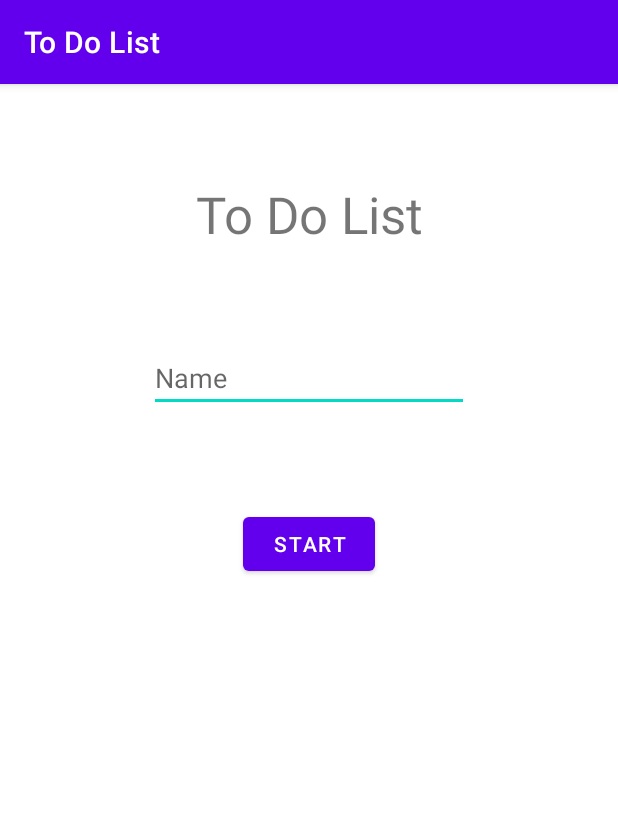
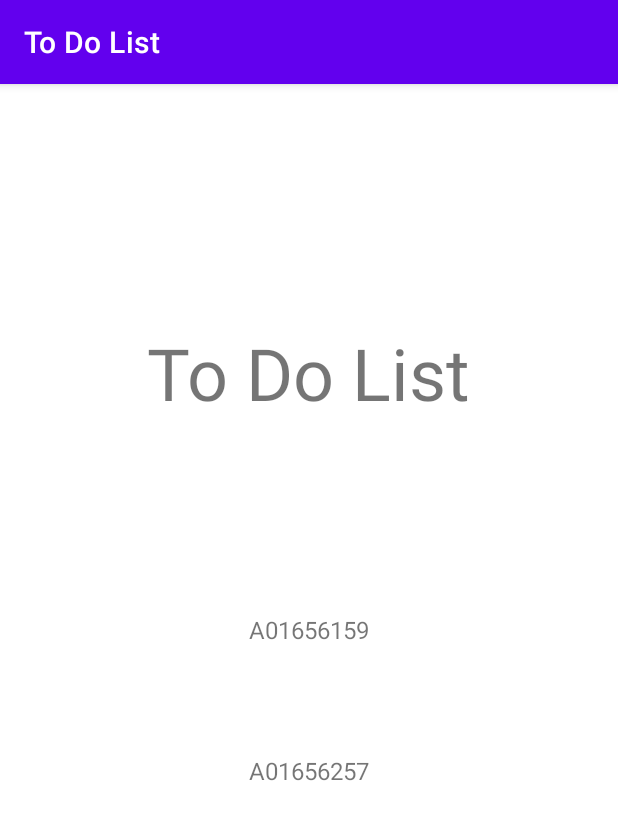
Before and after one commit to KevinTMtz/ToDoList, an Android app: the first screen one second after launch (MainActivity), on a phone screen of 412 x 824 dp. Shown: the top 820 px of the screen. Run offline under Robolectric (Android 15) with nearby library versions, the phone set to English and light mode, and no system bars.

Commit message:
Add splash screen and listener to recycler view

```diff
--- /dev/null
+++ b/app/src/main/java/com/example/todolist/SplashScreenFragment.kt
@@ -0,0 +1,32 @@
+package com.example.todolist
+
+import android.os.Bundle
+import android.os.Handler
+import android.os.Looper
+import androidx.fragment.app.Fragment
+import android.view.LayoutInflater
+import android.view.View
+import android.view.ViewGroup
+import androidx.navigation.fragment.findNavController
+
+class SplashScreenFragment : Fragment() {
+
+    override fun onCreate(savedInstanceState: Bundle?) {
+
+        super.onCreate(savedInstanceState)
+    }
+
+    override fun onCreateView(
+        inflater: LayoutInflater, container: ViewGroup?,
+        savedInstanceState: Bundle?
+    ): View? {
+        val view = inflater.inflate(R.layout.fragment_splash_screen, container, false)
+
+        Handler(Looper.myLooper()!!).postDelayed({
+            findNavController().navigate(R.id.action_splashScreenFragment_to_startFragment)
+        }, 3000)
+        return view
+    }
+
+
+}
--- /dev/null
+++ b/app/src/main/res/layout/fragment_splash_screen.xml
@@ -0,0 +1,45 @@
+<?xml version="1.0" encoding="utf-8"?>
+<androidx.constraintlayout.widget.ConstraintLayout xmlns:android="http://schemas.android.com/apk/res/android"
+    xmlns:app="http://schemas.android.com/apk/res-auto"
+    xmlns:tools="http://schemas.android.com/tools"
+    android:id="@+id/frameLayout"
+    android:layout_width="match_parent"
+    android:layout_height="match_parent"
+    tools:context=".SplashScreenFragment">
+
+    <TextView
+        android:id="@+id/text_view_app_title"
+        android:layout_width="wrap_content"
+        android:layout_height="wrap_content"
+        android:layout_marginTop="160dp"
+        android:text="To Do List"
+        android:textSize="48dp"
+        app:layout_constraintEnd_toEndOf="parent"
+        app:layout_constraintHorizontal_bias="0.498"
+        app:layout_constraintStart_toStartOf="parent"
+        app:layout_constraintTop_toTopOf="parent" />
+
+    <TextView
+        android:id="@+id/text_view_a01656159"
+        android:layout_width="wrap_content"
+        android:layout_height="wrap_content"
+        android:layout_marginTop="128dp"
+        android:text="A01656159"
+        android:textSize="16dp"
+        app:layout_constraintEnd_toEndOf="parent"
+        app:layout_constraintStart_toStartOf="parent"
+        app:layout_constraintTop_toBottomOf="@+id/text_view_app_title" />
+
+    <TextView
+        android:id="@+id/text_view_A01656257"
+        android:layout_width="wrap_content"
+        android:layout_height="wrap_content"
+        android:layout_marginTop="32dp"
+        android:layout_marginBottom="260dp"
+        android:text="A01656257"
+        android:textSize="16dp"
+        app:layout_constraintBottom_toBottomOf="parent"
+        app:layout_constraintEnd_toEndOf="parent"
+        app:layout_constraintStart_toStartOf="parent"
+        app:layout_constraintTop_toBottomOf="@+id/text_view_a01656159" />
+</androidx.constraintlayout.widget.ConstraintLayout>
--- a/app/src/main/res/navigation/nav_graph.xml
+++ b/app/src/main/res/navigation/nav_graph.xml
@@ -3,7 +3,7 @@
     xmlns:app="http://schemas.android.com/apk/res-auto"
     xmlns:tools="http://schemas.android.com/tools"
     android:id="@+id/nav_graph"
-    app:startDestination="@id/startFragment">
+    app:startDestination="@id/splashScreenFragment">
 
     <fragment
         android:id="@+id/startFragment"
@@ -36,4 +36,13 @@
             android:name="todo"
             app:argType="com.example.todolist.data.ToDo" />
     </fragment>
+    <fragment
+        android:id="@+id/splashScreenFragment"
+        android:name="com.example.todolist.SplashScreenFragment"
+        android:label="fragment_splash_screen"
+        tools:layout="@layout/fragment_splash_screen" >
+        <action
+            android:id="@+id/action_splashScreenFragment_to_startFragment"
+            app:destination="@id/startFragment" />
+    </fragment>
 </navigation>
```
Also changed, not shown: app/src/main/java/com/example/todolist/ListFragment.kt (+10 -4 lines), app/src/main/java/com/example/todolist/adapter/ToDoAdapter.kt (+28 -4 lines).
